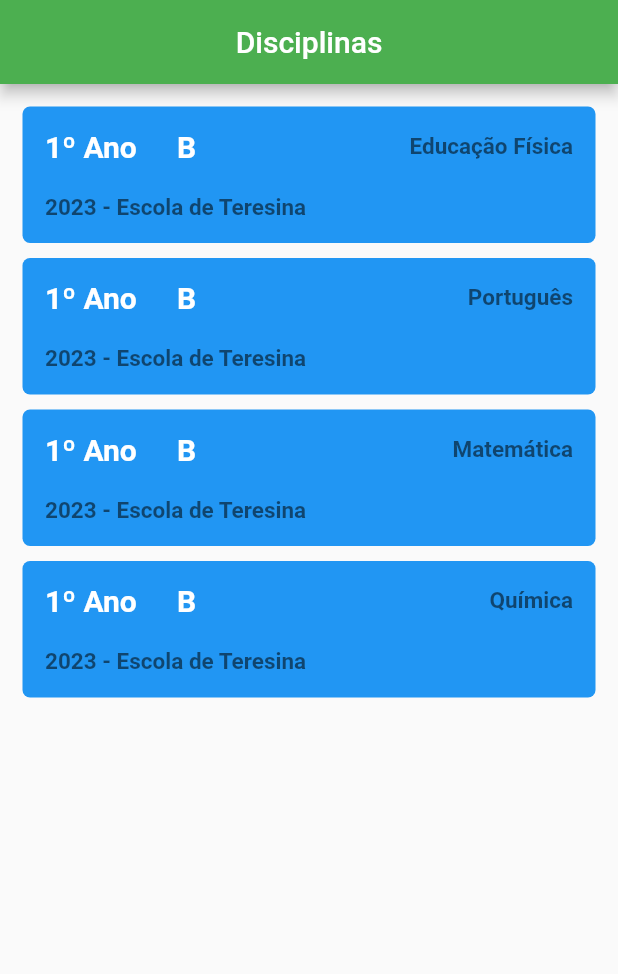
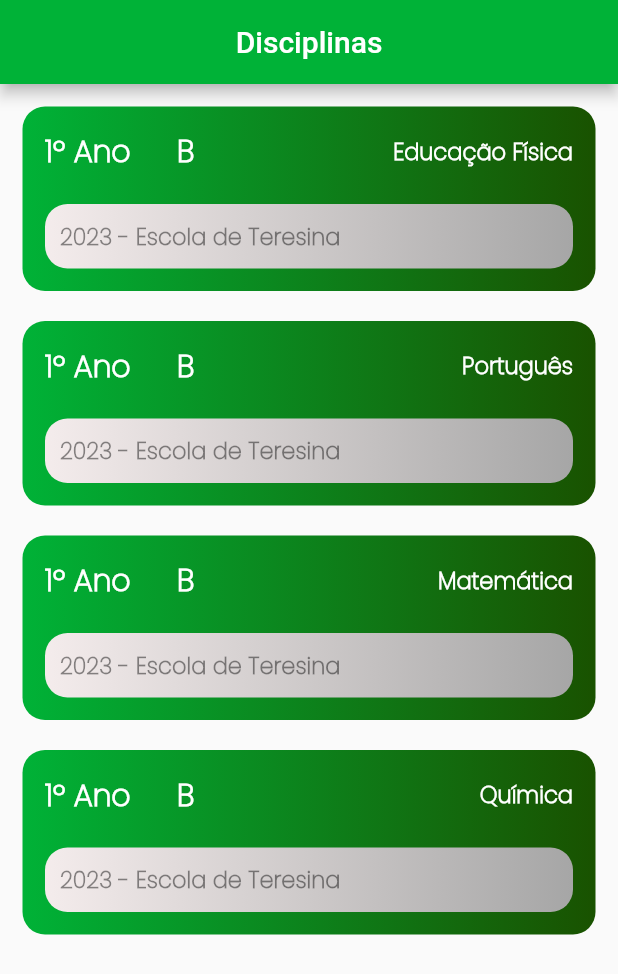
Before and after one commit to Danielmtdc16/infoEduApp, a Flutter app: the screen it shows after launch, on a phone screen of 412 x 824 dp. Shown: the top 974 px of the screen. Run offline on Flutter 3.47's test engine with Material 2 defaults, Android fonts, the phone set to English and light mode, and no system bars; missing offline and left inert: dart:ffi.

Commit message:
Estilização teste Cards das Disciplinas.

```diff
--- a/lib/constants.dart
+++ b/lib/constants.dart
@@ -19,24 +19,28 @@ const TextStyle kcodeText = TextStyle(
 const TextStyle klabelText = TextStyle(
   color: Colors.black45,
   fontSize: 13,
+  fontFamily: 'Poppins',
   fontWeight: FontWeight.w600,
 );
 
 const TextStyle kinfoText = TextStyle(
   color: Colors.black54,
   fontSize: 15,
+  fontFamily: 'Poppins',
   fontWeight: FontWeight.w600,
 );
 
 const TextStyle kcardTitle = TextStyle(
   color: Colors.white,
   fontSize: 20,
+  fontFamily: 'Poppins',
   fontWeight: FontWeight.w600,
 );
 
 const TextStyle kcardSubtitle = TextStyle(
-  color: Colors.black54,
+  color: Colors.black45,
   fontSize: 15,
+  fontFamily: 'Poppins',
   fontWeight: FontWeight.w600,
 );
 
--- a/lib/pages/login_screen.dart
+++ b/lib/pages/login_screen.dart
@@ -37,7 +37,7 @@ class _LoginScreenState extends State<LoginScreen> {
                 const SizedBox(
                   height: 220.0,
                   child: Image(
-                    image: AssetImage("assets/LOGO.png"),
+                    image: AssetImage("assets/images/LOGO.png"),
                   ),
                 ),
                 kSpacing,
--- a/lib/pages/subjects_screen.dart
+++ b/lib/pages/subjects_screen.dart
@@ -16,12 +16,12 @@ class _SubjectsScreenState extends State<SubjectsScreen> {
   Widget build(BuildContext context) {
     return Scaffold(
       appBar: AppBar(
-        backgroundColor: Colors.green,
+        backgroundColor: const Color(0xFF00B237),
         centerTitle: true,
         title: const Text("Disciplinas"),
       ),
       body: Padding(
-        padding: EdgeInsets.all(15.0),
+        padding: const EdgeInsets.all(15.0),
         child: SingleChildScrollView(
           child: Column(
             crossAxisAlignment: CrossAxisAlignment.stretch,
--- a/lib/widgets/custom_text_field.dart
+++ b/lib/widgets/custom_text_field.dart
@@ -7,7 +7,7 @@ class CustomTextField extends StatelessWidget {
   final Widget? suffixIcon;
   final TextInputType textInputType;
   final TextInputAction? textInputAction;
-  final bool obscureText;
+  final bool? obscureText;
   final int? maxLines;
 
   const CustomTextField({
@@ -18,7 +18,7 @@ class CustomTextField extends StatelessWidget {
     required this.textInputType,
     this.textInputAction,
     this.obscureText = false,
-    this.maxLines,
+    this.maxLines = 1,
   }) : super(key: key);
 
   @override
@@ -43,7 +43,7 @@ class CustomTextField extends StatelessWidget {
       ),
       keyboardType: textInputType,
       textInputAction: textInputAction,
-      obscureText: obscureText,
+      obscureText: obscureText!,
       maxLines: maxLines,
     );
   }
--- a/lib/widgets/subject_card.dart
+++ b/lib/widgets/subject_card.dart
@@ -17,10 +17,16 @@ class SubjectCard extends StatelessWidget {
   Widget build(BuildContext context) {
     return Container(
       decoration: BoxDecoration(
-        borderRadius: BorderRadius.circular(5.0),
-        color: Colors.blue,
+        borderRadius: BorderRadius.circular(15.0),
+        gradient: const LinearGradient(
+          begin: Alignment.centerLeft,
+          end: Alignment.centerRight,
+          colors: [
+            Color(0xFF00B237),
+            Color(0xFF195200),
+        ],),
       ),
-      margin: const EdgeInsets.only(bottom: 10.0),
+      margin: const EdgeInsets.only(bottom: 20.0),
       padding: const EdgeInsets.all(15.0),
       width: double.infinity,
       child: Column(
@@ -30,7 +36,7 @@ class SubjectCard extends StatelessWidget {
             children: [
               Expanded(
                 child: Text(
-                  "$year",
+                  year,
                   style: kcardTitle,
                 ),
               ),
@@ -44,14 +50,34 @@ class SubjectCard extends StatelessWidget {
                 flex: 2,
                 child: Text(
                   title,
-                  style: kcardSubtitle,
+                  style: kcardSubtitle.copyWith(color: Colors.white),
                   textAlign: TextAlign.end,
                 ),
               ),
             ],
           ),
-          const SizedBox(height: 20.0,),
-          Text("2023 - Escola de Teresina", style: kcardSubtitle,),
+          const SizedBox(
+            height: 20.0,
+          ),
+          Container(
+            decoration: BoxDecoration(
+              borderRadius: BorderRadius.circular(15.0),
+              gradient: const LinearGradient(
+                begin: Alignment.centerRight,
+                end: Alignment.centerLeft,
+                colors: [
+                  Color(0xFFA6A6A6),
+                  Color(0xFFF4ECEC),
+                ],
+              ),
+            ),
+            padding: const EdgeInsets.all(10.0),
+            child: const Text(
+              "2023 - Escola de Teresina",
+              style: kcardSubtitle,
+            ),
+          ),
+
         ],
       ),
     );
```
Also changed, not shown: pubspec.yaml (+7 -5 lines), assets/fonts/Poppins-ExtraLight.ttf (added), assets/fonts/Poppins-SemiBold.ttf (added), assets/images/LOGO.png (renamed from assets/LOGO.png).
